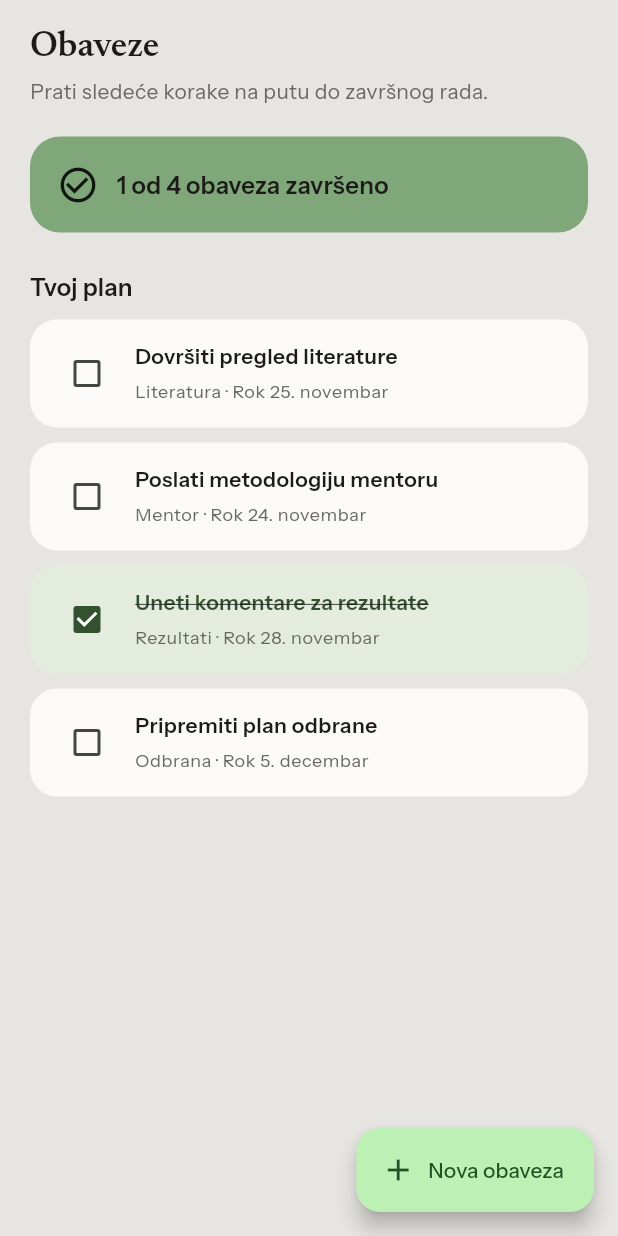
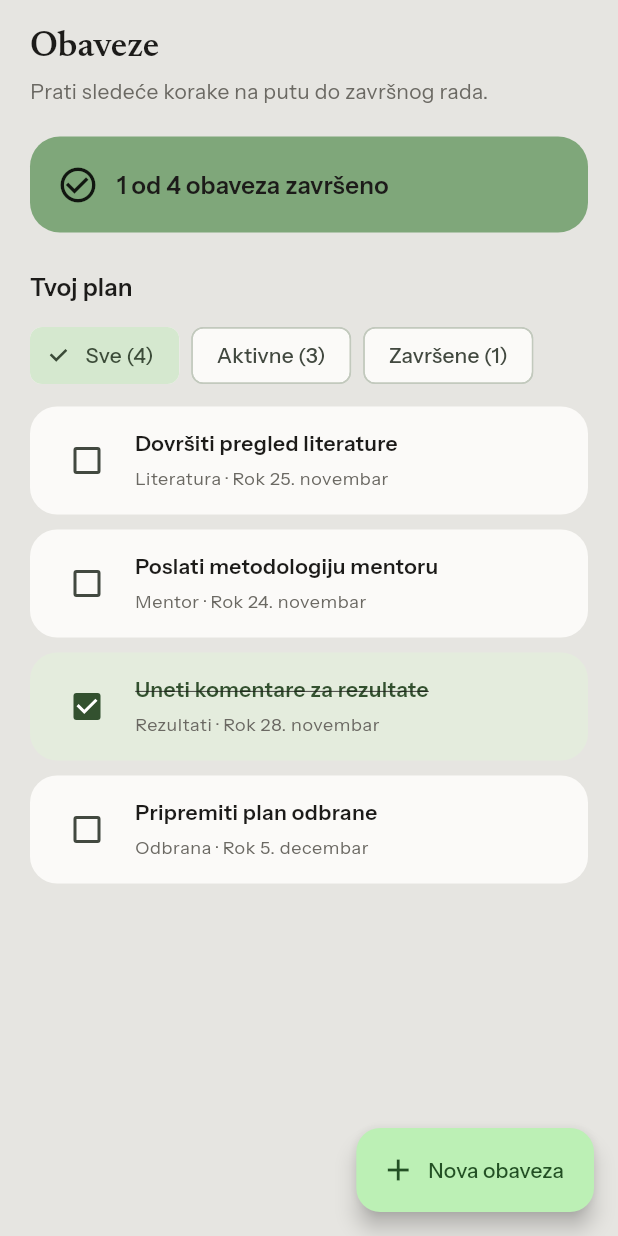
Before and after one commit to jovanabugarcic/satis, a Flutter app: the ObligationsScreen screen opened directly, on a phone screen of 412 x 824 dp. Run offline on Flutter 3.47's test engine with Material 3 defaults, Android fonts, the phone set to English and light mode, and no system bars.

Commit message:
dodat filter za obaveze

```diff
--- a/lib/screens/obligations_screen.dart
+++ b/lib/screens/obligations_screen.dart
@@ -1,6 +1,8 @@
 import 'package:flutter/material.dart';
 
 import '../core/theme/satis_palette.dart';
+
+enum _ObligationFilter { all, active, completed }
 
 class ObligationsScreen extends StatefulWidget { //stanje se menja po oznacavanju obaveza
   const ObligationsScreen({super.key});
@@ -10,6 +12,8 @@ class ObligationsScreen extends StatefulWidget { //stanje se menja po oznacavanj
 }
 
 class _ObligationsScreenState extends State<ObligationsScreen> {
+  _ObligationFilter _selectedFilter = _ObligationFilter.all; //pamti trenutno izabran filter, inicijalno je izabran filter sve
+
   static const _categories = [
     'Pisanje',
     'Literatura',
@@ -44,6 +48,29 @@ class _ObligationsScreenState extends State<ObligationsScreen> {
 
   int get _completedCount => //prebrojava zavrsene zadatke
       _obligations.where((obligation) => obligation.isCompleted).length;
+
+  int get _activeCount => _obligations.length - _completedCount; //broji aktivne obaveze
+
+  List<_Obligation> get _filteredObligations { //vraca listu obaveza za odgovarajuci filter
+    switch (_selectedFilter) {
+      case _ObligationFilter.active:
+        return _obligations
+            .where((obligation) => !obligation.isCompleted)
+            .toList();
+      case _ObligationFilter.completed:
+        return _obligations
+            .where((obligation) => obligation.isCompleted)
+            .toList();
+      case _ObligationFilter.all:
+        return _obligations;
+    }
+  }
+
+  void _selectFilter(_ObligationFilter filter) { //menja trenutno izabrani filter i ekran se ponovo renderuje
+    setState(() {
+      _selectedFilter = filter;
+    });
+  }
 
   void _setCompleted(_Obligation obligation, bool isCompleted) { //menja stanje obaveze na zavrsenu, ekran se opet azurira posle
     setState(() {
@@ -179,6 +206,7 @@ class _ObligationsScreenState extends State<ObligationsScreen> {
   @override
   Widget build(BuildContext context) {
     final textTheme = Theme.of(context).textTheme;
+    final filteredObligations = _filteredObligations;
 
     return Scaffold(
       floatingActionButton: FloatingActionButton.extended(
@@ -221,7 +249,43 @@ class _ObligationsScreenState extends State<ObligationsScreen> {
             const SizedBox(height: 24),
             Text('Tvoj plan', style: textTheme.titleMedium),
             const SizedBox(height: 10),
-            for (final obligation in _obligations) ...[ //pravi jednu karticu za svaku obavezu iz liste, sa checkboxom koji menja stanje obaveze
+            Wrap( //mogu da predju u novi red ako nema dovoljno prostora, prikazuje filtere za obaveze
+              spacing: 8,
+              children: [
+                ChoiceChip(
+                  label: Text('Sve (${_obligations.length})'),
+                  selected: _selectedFilter == _ObligationFilter.all,
+                  onSelected: (_) => _selectFilter(_ObligationFilter.all),
+                ),
+                ChoiceChip(
+                  label: Text('Aktivne ($_activeCount)'),
+                  selected: _selectedFilter == _ObligationFilter.active,
+                  onSelected: (_) => _selectFilter(_ObligationFilter.active),
+                ),
+                ChoiceChip(
+                  label: Text('Završene ($_completedCount)'),
+                  selected: _selectedFilter == _ObligationFilter.completed,
+                  onSelected: (_) =>
+                      _selectFilter(_ObligationFilter.completed),
+                ),
+              ],
+            ),
+            const SizedBox(height: 10),
+            if (filteredObligations.isEmpty)
+              Padding(
+                padding: const EdgeInsets.symmetric(vertical: 28),
+                child: Center(
+                  child: Text(
+                    _selectedFilter == _ObligationFilter.completed
+                        ? 'Još nema završenih obaveza.'
+                        : 'Nema aktivnih obaveza.',
+                    style: textTheme.bodyMedium?.copyWith(
+                      color: SatisPalette.mutedText,
+                    ),
+                  ),
+                ),
+              ),
+            for (final obligation in filteredObligations) ...[ //pravi jednu karticu za svaku vidljivu obavezu
               _ObligationCard( //prikazuje karticu sa obavezom
                 obligation: obligation,
                 onChanged: (isCompleted) =>
```
